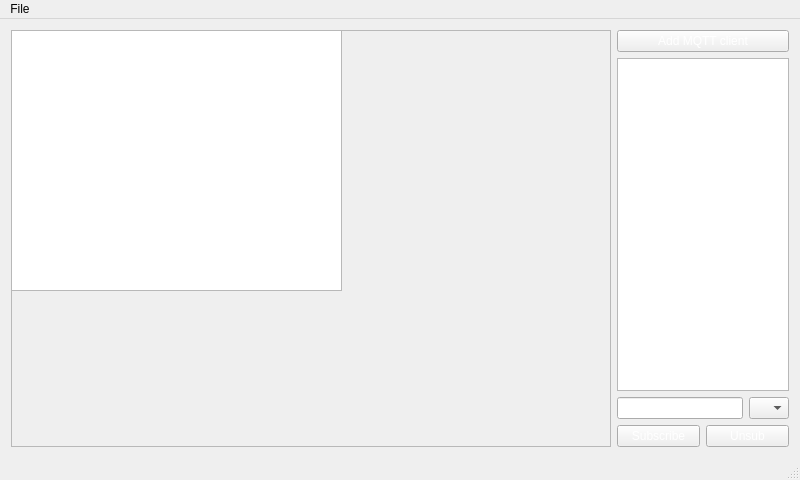
Above: src/mainwindow.ui from bogspin/rpi-telemetry before the change. Below: the same form after it.
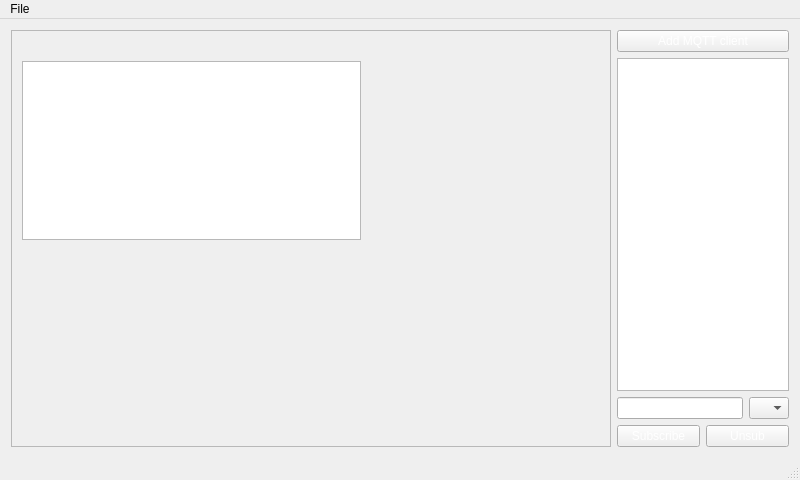
That is the form after the change.

Commit message: Store topic's payload into database

```diff
--- a/src/mainwindow.ui
+++ b/src/mainwindow.ui
@@ -41,18 +41,38 @@
       <property name="frameShadow">
        <enum>QFrame::Raised</enum>
       </property>
-      <widget class="QListWidget" name="listWidget">
+      <widget class="QWidget" name="gridLayoutWidget">
        <property name="geometry">
         <rect>
          <x>0</x>
          <y>0</y>
-         <width>331</width>
-         <height>261</height>
+         <width>361</width>
+         <height>221</height>
         </rect>
        </property>
-       <property name="styleSheet">
-        <string notr="true">color: rgb(255, 255, 255);</string>
-       </property>
+       <layout class="QGridLayout" name="gridLayout">
+        <item row="0" column="0">
+         <layout class="QVBoxLayout" name="verticalLayout_2">
+          <item>
+           <widget class="QLabel" name="topicLabel">
+            <property name="styleSheet">
+             <string notr="true">color: rgb(255, 255, 255);</string>
+            </property>
+            <property name="text">
+             <string/>
+            </property>
+           </widget>
+          </item>
+          <item>
+           <widget class="QListWidget" name="listWidget">
+            <property name="styleSheet">
+             <string notr="true">color: rgb(255, 255, 255);</string>
+            </property>
+           </widget>
+          </item>
+         </layout>
+        </item>
+       </layout>
       </widget>
      </widget>
     </item>
```
Left out of the diff: 10 changed lines with no effect on the pictures. The commit also changes 6 other files.
